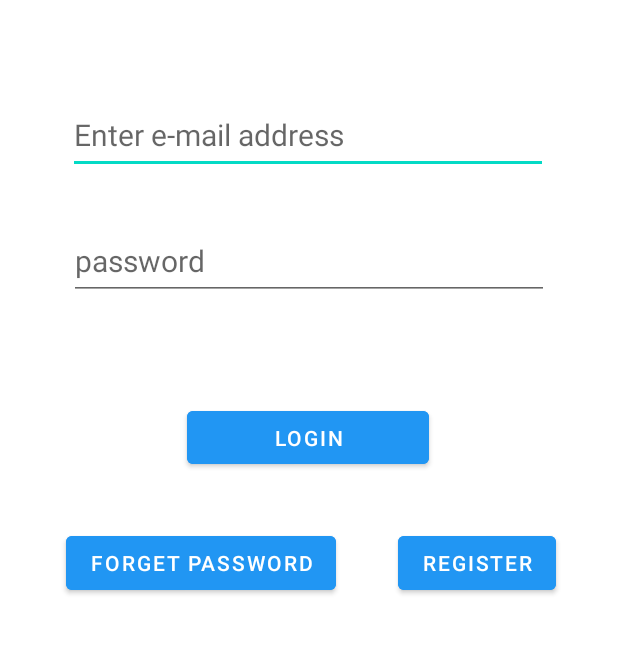
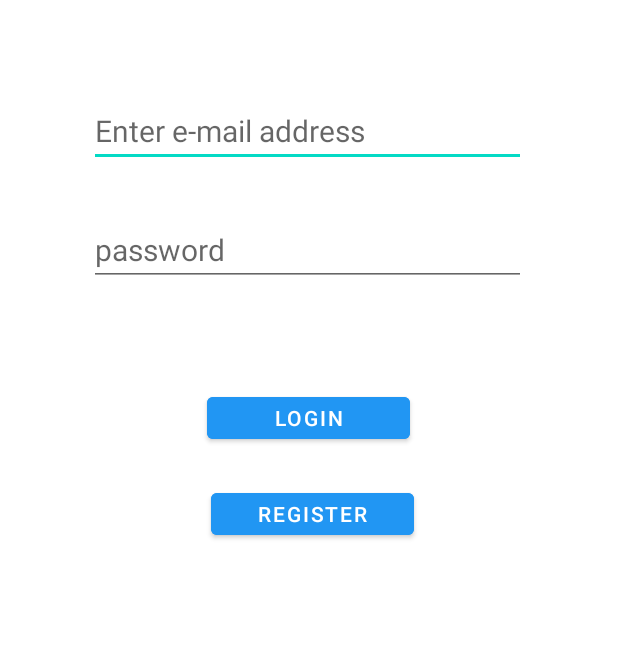
Before and after one commit to mabbas112/myThoughts, an Android app: the screen it shows after launch (MainActivity), on a phone screen of 412 x 824 dp, the part 324-978 px from its top. Run offline under Robolectric (Android 15) with nearby library versions, the phone set to English and light mode, and no system bars; our stand-ins replace Firebase (no records; nobody signed in at launch, a user with empty details on screens opened directly); 2 statements that could not run were skipped.

Commit message:
Update activity_main.xml
again redesign the main activity

```diff
--- a/app/src/main/res/layout/activity_main.xml
+++ b/app/src/main/res/layout/activity_main.xml
@@ -23,8 +23,8 @@
 
     <EditText
         android:id="@+id/email"
-        android:layout_width="320dp"
-        android:layout_height="52dp"
+        android:layout_width="291dp"
+        android:layout_height="47dp"
         android:layout_marginTop="64dp"
         android:ems="10"
         android:hint="Enter e-mail address"
@@ -37,21 +37,22 @@
 
     <EditText
         android:id="@+id/password"
-        android:layout_width="320dp"
-        android:layout_height="52dp"
+        android:layout_width="291dp"
+        android:layout_height="47dp"
         android:layout_marginTop="32dp"
         android:ems="10"
         android:hint="password"
         android:inputType="textPassword"
         android:textSize="20sp"
         app:layout_constraintEnd_toEndOf="parent"
+        app:layout_constraintHorizontal_bias="0.491"
         app:layout_constraintStart_toStartOf="parent"
         app:layout_constraintTop_toBottomOf="@+id/email" />
 
     <Button
         android:id="@+id/login"
-        android:layout_width="161dp"
-        android:layout_height="47dp"
+        android:layout_width="135dp"
+        android:layout_height="40dp"
         android:layout_marginTop="68dp"
         android:backgroundTint="#2196F3"
         android:text="Login"
@@ -61,28 +62,15 @@
         app:layout_constraintTop_toBottomOf="@+id/password" />
 
     <Button
-        android:id="@+id/forgetPassword"
-        android:layout_width="wrap_content"
-        android:layout_height="wrap_content"
-        android:layout_marginStart="44dp"
-        android:layout_marginTop="36dp"
-        android:backgroundTint="#2196F3"
-        android:text="Forget password"
-        app:layout_constraintStart_toStartOf="parent"
-        app:layout_constraintTop_toBottomOf="@+id/login"
-        android:layout_marginLeft="44dp" />
-
-    <Button
         android:id="@+id/register"
-        android:layout_width="wrap_content"
-        android:layout_height="wrap_content"
+        android:layout_width="135dp"
+        android:layout_height="40dp"
+        android:layout_marginTop="24dp"
+        android:layout_marginEnd="136dp"
         android:backgroundTint="#2196F3"
         android:text="Register"
         app:layout_constraintEnd_toEndOf="parent"
-        app:layout_constraintStart_toEndOf="@+id/forgetPassword"
-        app:layout_constraintTop_toTopOf="@+id/forgetPassword" />
-
-
+        app:layout_constraintTop_toBottomOf="@+id/login" />
 
 
 </androidx.constraintlayout.widget.ConstraintLayout>
```
